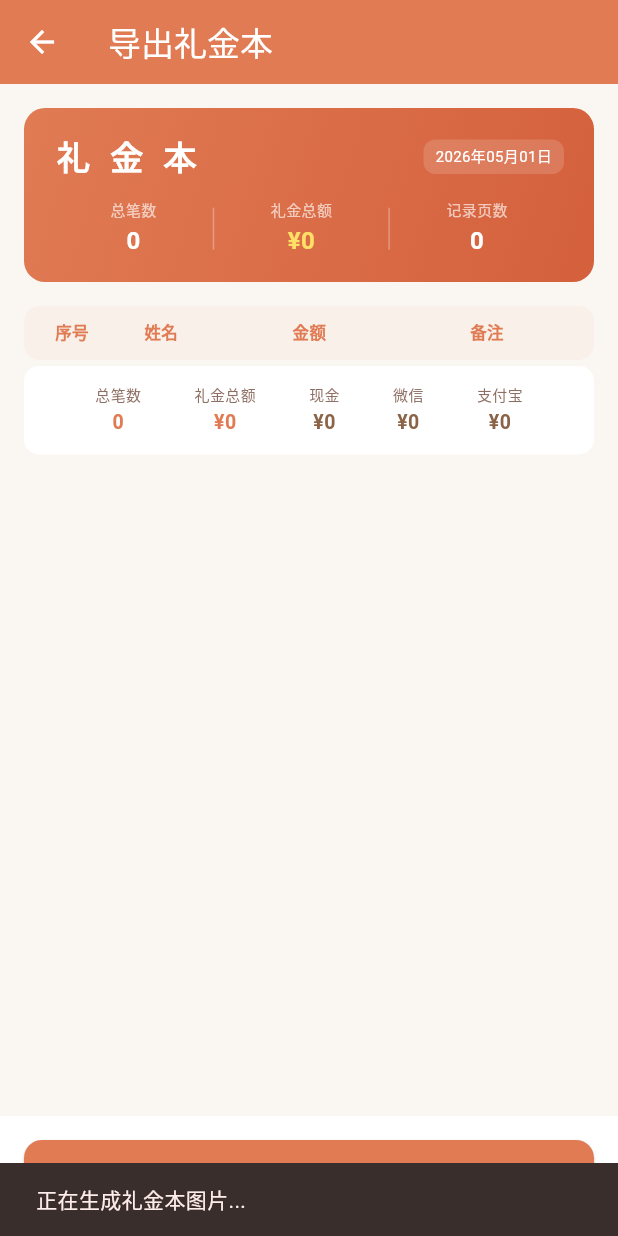
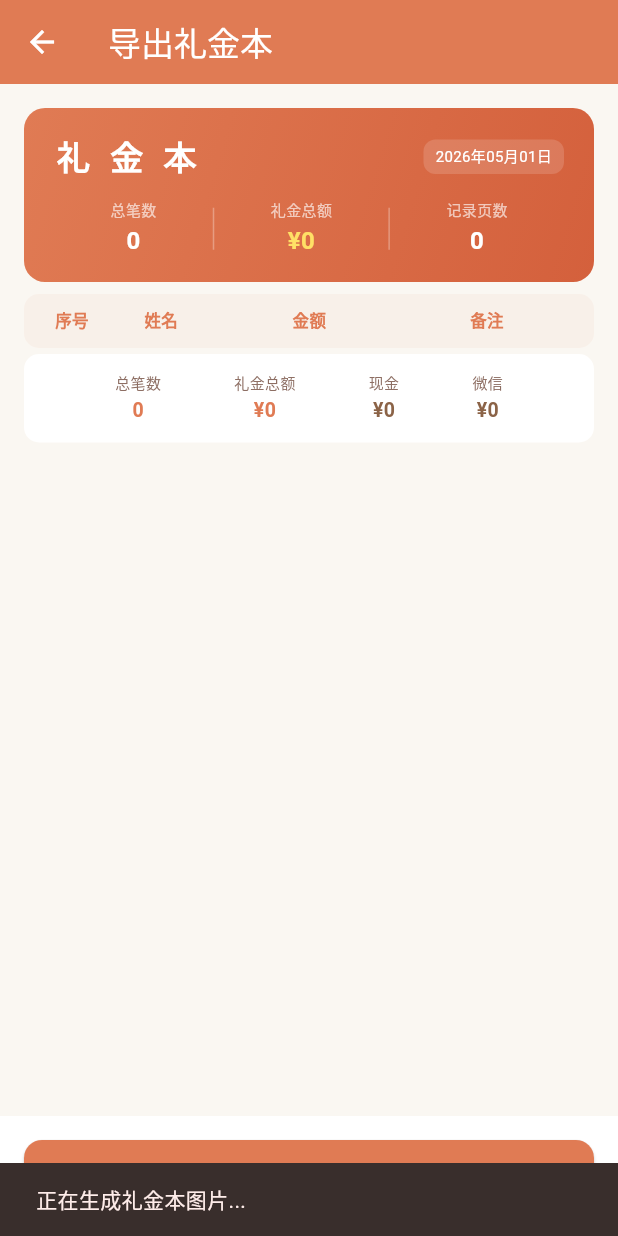
Before and after one commit to huise513/gift_record, a Flutter app: the ExportGiftBookScreen screen opened directly with empty values, after a tap on "分享图片", on a phone screen of 412 x 824 dp. Run offline on Flutter 3.47's test engine with Material 3 defaults, Android fonts, the phone set to English and light mode, and no system bars; our stand-ins replace screenshot, share_plus, sqflite; accounts and stored records are empty; Roboto replaces fonts that are missing (Microsoft YaHei).

Commit message:
v2.2.0: App更名为礼薄，更换应用图标，移除顶部支付方式统计，调整支付方式为仅现金/微信

```diff
--- a/lib/models/gift_entry.dart
+++ b/lib/models/gift_entry.dart
@@ -64,9 +64,7 @@ class GiftEntry {
 
 enum PaymentMethod {
   cash('现金'),
-  wechat('微信'),
-  alipay('支付宝'),
-  bank('银行转账');
+  wechat('微信');
 
   final String label;
 
--- a/lib/screens/export_screen.dart
+++ b/lib/screens/export_screen.dart
@@ -9,11 +9,13 @@ import '../models/gift_entry.dart';
 class ExportGiftBookScreen extends StatelessWidget {
   final List<GiftEntry> gifts;
   final double totalAmount;
+  final int recordsPerPage;
 
   const ExportGiftBookScreen({
     super.key,
     required this.gifts,
     required this.totalAmount,
+    this.recordsPerPage = 14,
   });
 
   @override
@@ -31,7 +33,7 @@ class ExportGiftBookScreen extends StatelessWidget {
           Expanded(
             child: SingleChildScrollView(
               padding: const EdgeInsets.all(16),
-              child: _PreviewCard(gifts: gifts, totalAmount: totalAmount),
+              child: _PreviewCard(gifts: gifts, totalAmount: totalAmount, recordsPerPage: recordsPerPage),
             ),
           ),
           Container(
@@ -69,7 +71,7 @@ class ExportGiftBookScreen extends StatelessWidget {
 
     try {
       final pageController = ScreenshotController();
-      final fullImage = _buildFullPage(gifts, currencyFmt, dateFmt);
+      final fullImage = _buildFullPage(gifts, currencyFmt, dateFmt, recordsPerPage);
 
       final image = await pageController.captureFromWidget(
         MediaQuery(
@@ -101,10 +103,11 @@ class ExportGiftBookScreen extends StatelessWidget {
     List<GiftEntry> allGifts,
     NumberFormat currencyFmt,
     DateFormat dateFmt,
+    int recordsPerPage,
   ) {
     final giftsWithNotes = allGifts.where((g) => g.note != null && g.note!.isNotEmpty).toList();
     final pageTotal = allGifts.fold(0.0, (sum, g) => sum + g.amount);
-    final pageCount = (allGifts.length / 12).ceil();
+    final pageCount = (allGifts.length / recordsPerPage).ceil();
 
     return Container(
       width: 600,
@@ -179,9 +182,6 @@ class ExportGiftBookScreen extends StatelessWidget {
             ),
           ),
 
-          // 支付方式统计（仅多种方式时显示）
-          _buildPaymentSummary(allGifts, currencyFmt),
-
           // 表头 - 固定列宽
           Container(
             padding: const EdgeInsets.symmetric(horizontal: 12, vertical: 10),
@@ -203,8 +203,8 @@ class ExportGiftBookScreen extends StatelessWidget {
 
           // 按页分组的记录
           ...List.generate(pageCount, (pageIndex) {
-            final startIdx = pageIndex * 12;
-            final endIdx = (startIdx + 12).clamp(0, allGifts.length);
+            final startIdx = pageIndex * recordsPerPage;
+            final endIdx = (startIdx + recordsPerPage).clamp(0, allGifts.length);
             final pageGifts = allGifts.sublist(startIdx, endIdx);
 
             return Column(
@@ -235,8 +235,8 @@ class ExportGiftBookScreen extends StatelessWidget {
                 }),
 
                 // 空白行填充
-                if (pageIndex == pageCount - 1 && pageGifts.length < 12)
-                  ...List.generate(12 - pageGifts.length, (i) {
+                if (pageIndex == pageCount - 1 && pageGifts.length < recordsPerPage)
+                  ...List.generate(recordsPerPage - pageGifts.length, (i) {
                     final isEven = (pageGifts.length + i) % 2 == 0;
                     return Container(
                       padding: const EdgeInsets.symmetric(horizontal: 12, vertical: 9),
@@ -347,7 +347,6 @@ class ExportGiftBookScreen extends StatelessWidget {
                 _SummaryItem(label: '礼金总额', value: currencyFmt.format(pageTotal), color: const Color(0xFFE07B54)),
                 _SummaryItem(label: '现金', value: currencyFmt.format(_sumByMethod(allGifts, '现金')), color: const Color(0xFF8B6347)),
                 _SummaryItem(label: '微信', value: currencyFmt.format(_sumByMethod(allGifts, '微信')), color: const Color(0xFF4CAF50)),
-                _SummaryItem(label: '支付宝', value: currencyFmt.format(_sumByMethod(allGifts, '支付宝')), color: const Color(0xFF2196F3)),
               ],
             ),
           ),
@@ -357,33 +356,8 @@ class ExportGiftBookScreen extends StatelessWidget {
   }
 
   Widget _buildPaymentSummary(List<GiftEntry> allGifts, NumberFormat currencyFmt) {
-    final cashTotal = _sumByMethod(allGifts, '现金');
-    final wechatTotal = _sumByMethod(allGifts, '微信');
-    final alipayTotal = _sumByMethod(allGifts, '支付宝');
-    final bankTotal = _sumByMethod(allGifts, '银行转账');
-
-    final hasMultiple = [cashTotal, wechatTotal, alipayTotal, bankTotal].where((t) => t > 0).length;
-    if (hasMultiple <= 1) return const SizedBox.shrink();
-
-    return Container(
-      padding: const EdgeInsets.symmetric(horizontal: 12, vertical: 8),
-      decoration: BoxDecoration(
-        color: Colors.white,
-        border: Border(bottom: BorderSide(color: Colors.brown.withOpacity(0.08))),
-      ),
-      child: Row(
-        children: [
-          const Icon(Icons.pie_chart_outline, size: 12, color: Color(0xFFE07B54)),
-          const SizedBox(width: 4),
-          Text('支付方式', style: TextStyle(fontSize: 10, color: Colors.brown[400], fontWeight: FontWeight.w500)),
-          const SizedBox(width: 8),
-          if (cashTotal > 0) _PaymentChip(label: '现金', amount: currencyFmt.format(cashTotal)),
-          if (wechatTotal > 0) _PaymentChip(label: '微信', amount: currencyFmt.format(wechatTotal)),
-          if (alipayTotal > 0) _PaymentChip(label: '支付宝', amount: currencyFmt.format(alipayTotal)),
-          if (bankTotal > 0) _PaymentChip(label: '银行转账', amount: currencyFmt.format(bankTotal)),
-        ],
-      ),
-    );
+    // 已禁用，顶部支付方式统计已移除
+    return const SizedBox.shrink();
   }
 
   String _formatAmount(NumberFormat currencyFmt, GiftEntry gift) {
@@ -524,14 +498,15 @@ class _SummaryItem extends StatelessWidget {
 class _PreviewCard extends StatelessWidget {
   final List<GiftEntry> gifts;
   final double totalAmount;
+  final int recordsPerPage;
 
-  const _PreviewCard({required this.gifts, required this.totalAmount});
+  const _PreviewCard({required this.gifts, required this.totalAmount, this.recordsPerPage = 14});
 
   @override
   Widget build(BuildContext context) {
     final currencyFmt = NumberFormat.currency(symbol: '¥', decimalDigits: 0);
     final dateFmt = DateFormat('yyyy年MM月dd日');
-    final pageCount = (gifts.length / 12).ceil();
+    final pageCount = (gifts.length / recordsPerPage).ceil();
 
     return Column(
       children: [
@@ -608,11 +583,6 @@ class _PreviewCard extends StatelessWidget {
 
         const SizedBox(height: 8),
 
-        // 支付方式统计
-        _PreviewPaymentSummary(gifts: gifts, currencyFmt: currencyFmt),
-
-        const SizedBox(height: 8),
-
         // 表头
         Container(
           padding: const EdgeInsets.symmetric(horizontal: 12, vertical: 10),
@@ -634,8 +604,8 @@ class _PreviewCard extends StatelessWidget {
 
         // 全部记录（按页分组，与导出图片完全一致）
         ...List.generate(pageCount, (pageIndex) {
-          final startIdx = pageIndex * 12;
-          final endIdx = (startIdx + 12).clamp(0, gifts.length);
+          final startIdx = pageIndex * recordsPerPage;
+          final endIdx = (startIdx + recordsPerPage).clamp(0, gifts.length);
           final pageGifts = gifts.sublist(startIdx, endIdx);
 
           return Column(
@@ -732,7 +702,6 @@ class _PreviewCard extends StatelessWidget {
               _SummaryCol(label: '礼金总额', value: currencyFmt.format(totalAmount), color: const Color(0xFFE07B54)),
               _SummaryCol(label: '现金', value: currencyFmt.format(_sumByMethod(gifts, '现金'))),
               _SummaryCol(label: '微信', value: currencyFmt.format(_sumByMethod(gifts, '微信'))),
-              _SummaryCol(label: '支付宝', value: currencyFmt.format(_sumByMethod(gifts, '支付宝'))),
             ],
           ),
         ),
@@ -741,33 +710,8 @@ class _PreviewCard extends StatelessWidget {
   }
 
   Widget _PreviewPaymentSummary({required List<GiftEntry> gifts, required NumberFormat currencyFmt}) {
-    final cashTotal = _sumByMethod(gifts, '现金');
-    final wechatTotal = _sumByMethod(gifts, '微信');
-    final alipayTotal = _sumByMethod(gifts, '支付宝');
-    final bankTotal = _sumByMethod(gifts, '银行转账');
-
-    final hasMultiple = [cashTotal, wechatTotal, alipayTotal, bankTotal].where((t) => t > 0).length;
-    if (hasMultiple <= 1) return const SizedBox.shrink();
-
-    return Container(
-      padding: const EdgeInsets.symmetric(horizontal: 12, vertical: 8),
-      decoration: BoxDecoration(
-        color: Colors.white,
-        borderRadius: BorderRadius.circular(10),
-      ),
-      child: Row(
-        children: [
-          const Icon(Icons.pie_chart_outline, size: 12, color: Color(0xFFE07B54)),
-          const SizedBox(width: 4),
-          Text('支付方式', style: TextStyle(fontSize: 10, color: Colors.brown[400], fontWeight: FontWeight.w500)),
-          const SizedBox(width: 8),
-          if (cashTotal > 0) _PreviewChip(label: '现金', amount: currencyFmt.format(cashTotal)),
-          if (wechatTotal > 0) _PreviewChip(label: '微信', amount: currencyFmt.format(wechatTotal)),
-          if (alipayTotal > 0) _PreviewChip(label: '支付宝', amount: currencyFmt.format(alipayTotal)),
-          if (bankTotal > 0) _PreviewChip(label: '银行转账', amount: currencyFmt.format(bankTotal)),
-        ],
-      ),
-    );
+    // 已禁用，预览界面支付方式统计已移除
+    return const SizedBox.shrink();
   }
 
   String _formatAmount(NumberFormat currencyFmt, GiftEntry gift) {
--- a/pubspec.yaml
+++ b/pubspec.yaml
@@ -1,5 +1,5 @@
 name: gift_record
-description: 礼金本 - 婚宴寿宴礼金记录
+description: 嘉賓禮簿 - 婚宴寿宴礼金记录
 publish_to: 'none'
 version: 1.1.0+1
 
```
Also changed, not shown: 9 other files.
